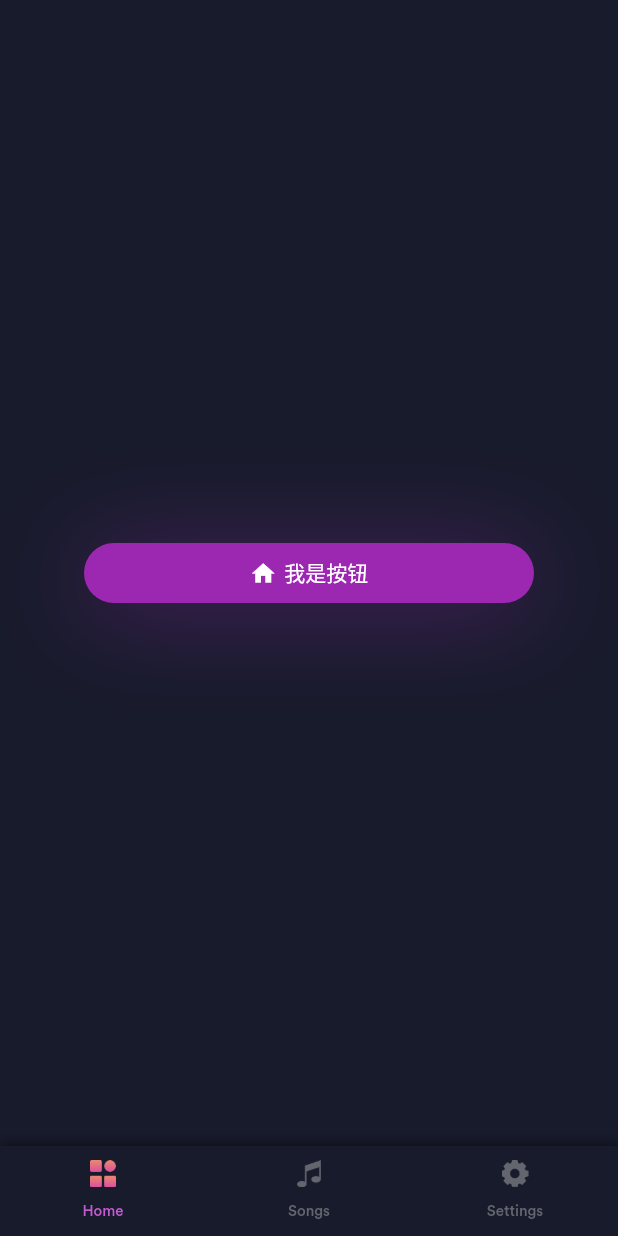
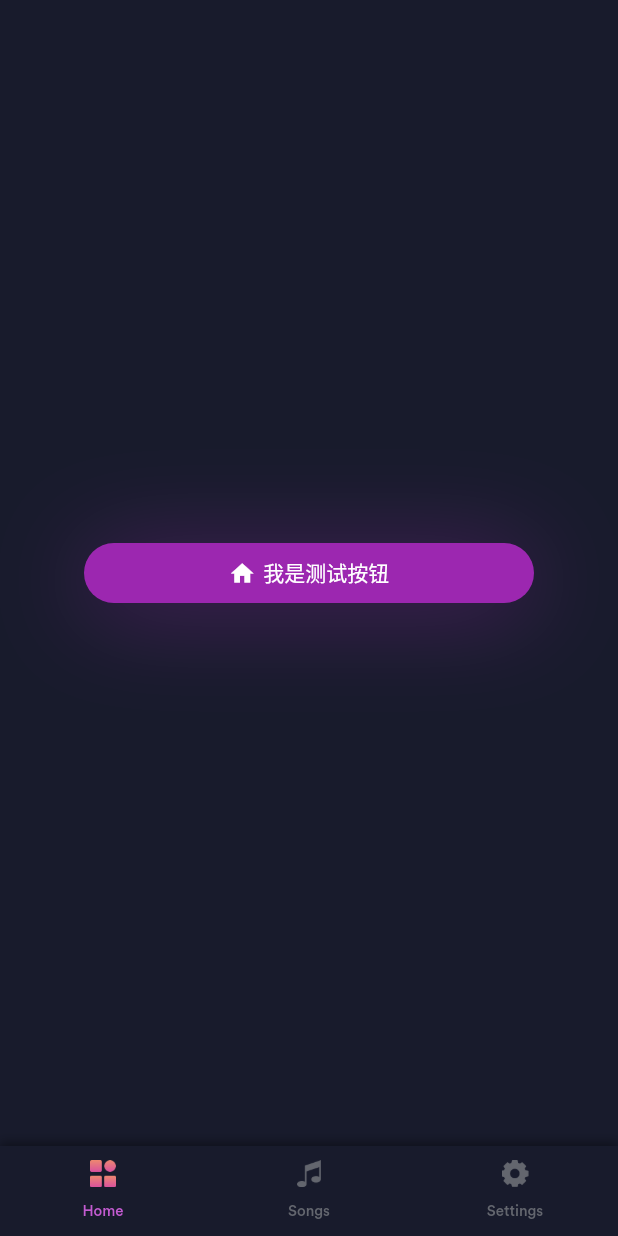
Before and after one commit to Clamber-L/flutter-music-player, a Flutter app: the screen it shows after launch, on a phone screen of 412 x 824 dp. Run offline on Flutter 3.47's test engine with Material 3 defaults, Android fonts, the phone set to English and light mode, and no system bars; our stand-ins replace dio, flutter_switch, get, pretty_dio_logger.

```diff
--- a/lib/common/api/user/user_api.dart
+++ b/lib/common/api/user/user_api.dart
@@ -4,7 +4,7 @@ class UserApi extends BaseApi<User> {
   UserApi() : super(User.fromJson, prefix: "/flutter");
 
   Future<User> getOne() {
-    return api.get("$prefix/one1");
+    return api.get("$prefix/one");
   }
 
   Future<List<User>> getAllUsers() {
--- a/lib/pages/main_tab_view/state.dart
+++ b/lib/pages/main_tab_view/state.dart
@@ -3,5 +3,5 @@ import 'package:get/get.dart';
 class MainTabViewState {
   Rx<int> selected = 0.obs; // 使用 RxInt 来管理选中的 tab 索引
 
-  var text = "我是按钮";
+  var text = "我是测试按钮";
 }
```
